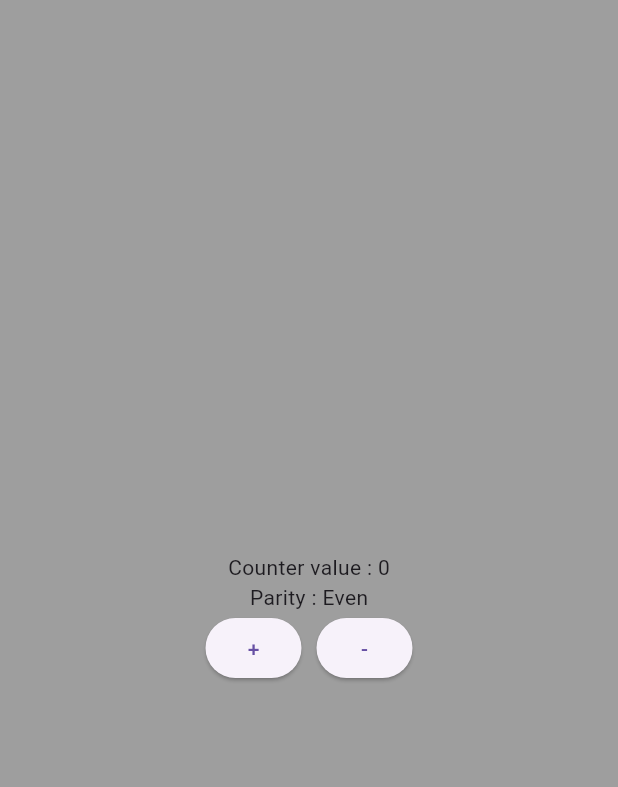
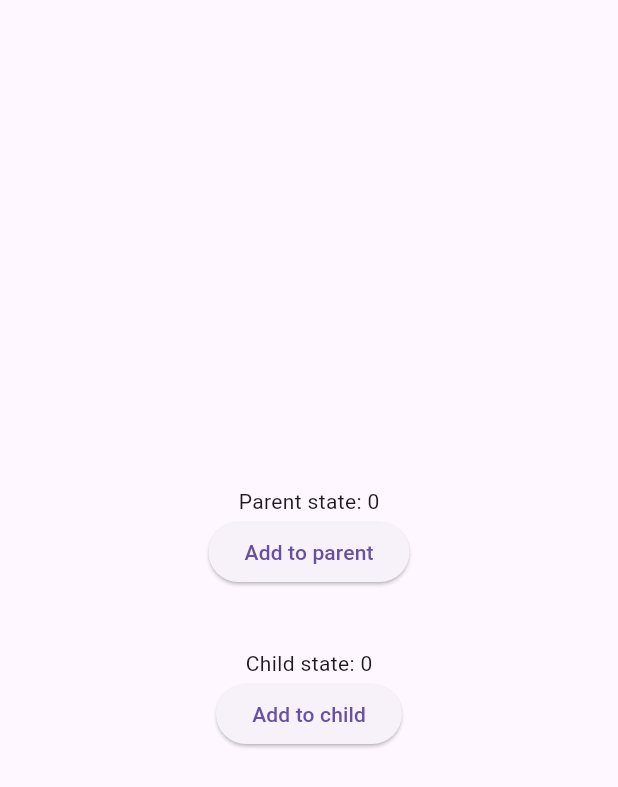
Before and after one commit to houssam15/beta_project, a Flutter app: the screen it shows after launch, on a phone screen of 412 x 824 dp. Shown: the top 787 px of the screen. Run offline on Flutter 3.47's test engine with Material 3 defaults, Android fonts, the phone set to English and light mode, and no system bars; our stand-ins replace flutter_bloc.

Commit message:
state sharing with bloc

```diff
--- /dev/null
+++ b/devtools_options.yaml
@@ -0,0 +1,3 @@
+description: This file stores settings for Dart & Flutter DevTools.
+documentation: https://docs.flutter.dev/tools/devtools/extensions#configure-extension-enablement-states
+extensions:
--- a/lib/feature/bloc_practice/presentation/bloc/counter/counter_bloc.bloc.dart
+++ b/lib/feature/bloc_practice/presentation/bloc/counter/counter_bloc.bloc.dart
@@ -1,10 +1,11 @@
 import 'package:alpha_flutter_project/feature/bloc_practice/presentation/bloc/counter/counter_event.bloc.dart';
+import 'package:flutter/foundation.dart';
 import 'package:flutter_bloc/flutter_bloc.dart';
 
 class CounterBloc extends Bloc<CounterEvent, int> {
   CounterBloc() : super(0) {
+    if (kDebugMode) print("LazyBloc has been created");
     on<CounterIncrementPressedEvent>((event, emit) => emit(state + 1));
     on<CounterDecrementPressedEvent>((event, emit) => emit(state - 1));
-
   }
 }
--- /dev/null
+++ b/lib/feature/bloc_practice/presentation/bloc/switch_theme/switch_theme_bloc.bloc.dart
@@ -0,0 +1,12 @@
+import 'package:alpha_flutter_project/feature/bloc_practice/presentation/bloc/switch_theme/switch_theme_event.bloc.dart';
+import 'package:flutter/material.dart';
+import 'package:flutter_bloc/flutter_bloc.dart';
+
+class ThemeBloc extends Bloc<ThemeEvent, ThemeMode> {
+  ThemeBloc() : super(ThemeMode.light) {
+    on<SwitchThemeEvent>(
+      (event, emit) =>
+          emit(state == ThemeMode.light ? ThemeMode.dark : ThemeMode.light),
+    );
+  }
+}
--- /dev/null
+++ b/lib/feature/bloc_practice/presentation/bloc/switch_theme/switch_theme_event.bloc.dart
@@ -0,0 +1,3 @@
+class ThemeEvent{}
+
+class SwitchThemeEvent extends ThemeEvent{}
--- /dev/null
+++ b/lib/feature/bloc_practice/presentation/bloc/user/user_bloc.bloc.dart
@@ -0,0 +1,8 @@
+import 'package:alpha_flutter_project/feature/bloc_practice/presentation/bloc/user/user_event.bloc.dart';
+import 'package:flutter_bloc/flutter_bloc.dart';
+
+class UserBloc extends Bloc<UserEvent, String> {
+  UserBloc() : super("____") {
+    on<GetMeEvent>((event, emit) => emit("houssam"));
+  }
+}
--- /dev/null
+++ b/lib/feature/bloc_practice/presentation/bloc/user/user_event.bloc.dart
@@ -0,0 +1,3 @@
+class UserEvent{}
+
+class GetMeEvent extends UserEvent{}
--- /dev/null
+++ b/lib/feature/bloc_practice/presentation/page/3_lazy_bloc_page.dart
@@ -0,0 +1,38 @@
+import "package:alpha_flutter_project/feature/bloc_practice/presentation/bloc/counter/counter_bloc.bloc.dart";
+import "package:alpha_flutter_project/feature/bloc_practice/presentation/bloc/counter/counter_event.bloc.dart";
+import "package:flutter/foundation.dart";
+import "package:flutter/material.dart";
+import "package:flutter_bloc/flutter_bloc.dart";
+
+class LazyBlocPage extends StatefulWidget {
+  const LazyBlocPage({super.key});
+
+  @override
+  State<LazyBlocPage> createState() => _LazyBlocPageState();
+}
+
+class _LazyBlocPageState extends State<LazyBlocPage> {
+  @override
+  Widget build(BuildContext context) {
+    return BlocProvider<CounterBloc>(
+      lazy: true, // Change to false to compare behavior
+      create: (context) {
+        if (kDebugMode) print("Create executed");
+        return CounterBloc();
+      },
+      child: Scaffold(
+        appBar: AppBar(title: const Text("Lazy Bloc Example")),
+        body: Center(
+          child: ElevatedButton(
+            onPressed: () {
+              // Access the BLoC only when the button is pressed
+              BlocProvider.of<CounterBloc>(context).add(CounterIncrementPressedEvent());
+              if (kDebugMode) print("lazyBloc accessed");
+            },
+            child: const Text("Access LazyBLoc"),
+          ),
+        ),
+      ),
+    );
+  }
+}
--- /dev/null
+++ b/lib/feature/bloc_practice/presentation/page/5_1_state_sharing_page.dart
@@ -0,0 +1,105 @@
+import "package:alpha_flutter_project/feature/bloc_practice/presentation/bloc/counter/counter_bloc.bloc.dart";
+import "package:alpha_flutter_project/feature/bloc_practice/presentation/bloc/counter/counter_event.bloc.dart";
+import "package:flutter/material.dart";
+import "package:flutter_bloc/flutter_bloc.dart";
+
+/*
+Exercise 1: Navigation with BlocProvider.value
+You have a HomeScreen with an instance of CounterBloc.
+When navigating to DetailsScreen, you want to pass the same
+CounterBloc instance to maintain the state.
+
+Task:
+Complete the navigation code below to pass the existing CounterBloc to DetailsScreen using BlocProvider.value.
+
+
+Navigator.of(context).push(
+  MaterialPageRoute(
+    builder: (context) => BlocProvider.value(
+      value: ____________,
+      child: DetailsScreen(),
+    ),
+  ),
+);
+Question:
+
+What should replace ____________ to correctly pass the existing bloc?
+*/
+
+class StateSharingPage extends StatefulWidget {
+  const StateSharingPage({super.key});
+
+  @override
+  State<StateSharingPage> createState() => _StateSharingPageState();
+}
+
+class _StateSharingPageState extends State<StateSharingPage> {
+  @override
+  Widget build(BuildContext context) {
+    return BlocProvider<CounterBloc>(
+      create: (context) => CounterBloc(),
+      child: Scaffold(body: HomeScreen()),
+    );
+  }
+}
+
+class HomeScreen extends StatefulWidget {
+  const HomeScreen({super.key});
+
+  @override
+  State<HomeScreen> createState() => _HomeScreenState();
+}
+
+class _HomeScreenState extends State<HomeScreen> {
+  @override
+  Widget build(BuildContext context) {
+    return BlocBuilder<CounterBloc, int>(
+      builder: (context, state) {
+        return Center(
+          child: Column(
+            mainAxisAlignment: MainAxisAlignment.center,
+            children: [
+              Text("counter $state"),
+              IconButton(
+                onPressed: () {
+                  context.read<CounterBloc>().add(
+                    CounterIncrementPressedEvent(),
+                  );
+                },
+                icon: Icon(Icons.add),
+              ),
+              IconButton(
+                onPressed: () {
+                  Navigator.of(context).push(
+                    MaterialPageRoute(
+                      builder:
+                          (context) => BlocProvider.value(
+                            value: this.context.read<CounterBloc>(),
+                            child: DetailsPage(),
+                          ),
+                    ),
+                  );
+                },
+                icon: Icon(Icons.arrow_right_alt),
+              ),
+            ],
+          ),
+        );
+      },
+    );
+  }
+}
+
+class DetailsPage extends StatefulWidget {
+  const DetailsPage({super.key});
+
+  @override
+  State<DetailsPage> createState() => _DetailsPageState();
+}
+
+class _DetailsPageState extends State<DetailsPage> {
+  @override
+  Widget build(BuildContext context) {
+    return Center(child: Text("state is ${context.read<CounterBloc>().state}"));
+  }
+}
--- /dev/null
+++ b/lib/feature/bloc_practice/presentation/page/5_2_state_sharing_page.dart
@@ -0,0 +1,69 @@
+import "package:alpha_flutter_project/feature/bloc_practice/presentation/bloc/switch_theme/switch_theme_bloc.bloc.dart";
+import "package:alpha_flutter_project/feature/bloc_practice/presentation/bloc/user/user_bloc.bloc.dart";
+import "package:flutter/material.dart";
+import "package:flutter_bloc/flutter_bloc.dart";
+
+/*
+Exercise 2: MultiBlocProvider with BlocProvider.value
+You have a UserBloc and ThemeBloc provided at the top level of the widget tree. Now, you need to pass only the UserBloc to the ProfileScreen without creating a new instance.
+
+Task:
+Fill in the blanks in the code below to correctly provide the existing UserBloc instance to ProfileScreen.
+
+MultiBlocProvider(
+  providers: [
+    BlocProvider(create: (context) => UserBloc()),
+    BlocProvider(create: (context) => ThemeBloc()),
+  ],
+  child: BlocProvider.value(
+    value: _______________,
+    child: ProfileScreen(),
+  ),
+);
+Questions:
+
+What should replace _______________?
+Will the ThemeBloc be available inside ProfileScreen?
+*/
+
+class StateSharingPage extends StatefulWidget {
+  const StateSharingPage({super.key});
+
+  @override
+  State<StateSharingPage> createState() => _StateSharingPageState();
+}
+
+class _StateSharingPageState extends State<StateSharingPage> {
+  @override
+  Widget build(BuildContext context) {
+    return MultiBlocProvider(
+      providers: [
+        BlocProvider(create: (context) => UserBloc()),
+        BlocProvider(create: (context) => ThemeBloc()),
+      ],
+      child: BlocBuilder<UserBloc, String>(
+        builder:
+            (context, state) => BlocProvider.value(
+              value: context.read<UserBloc>(),
+              child: ProfilePage(),
+            ),
+      ),
+    );
+  }
+}
+
+class ProfilePage extends StatefulWidget {
+  ProfilePage({super.key});
+
+  @override
+  State<ProfilePage> createState() => _ProfilePageState();
+}
+
+class _ProfilePageState extends State<ProfilePage> {
+  @override
+  Widget build(BuildContext context) {
+    return Scaffold(
+      body: Center(child: Text("${context.read<UserBloc>().state}")),
+    );
+  }
+}
--- /dev/null
+++ b/lib/feature/bloc_practice/presentation/page/5_3_state_sharing_page.dart
@@ -0,0 +1,79 @@
+import "package:alpha_flutter_project/feature/bloc_practice/presentation/bloc/counter/counter_bloc.bloc.dart";
+import "package:alpha_flutter_project/feature/bloc_practice/presentation/bloc/counter/counter_event.bloc.dart";
+import "package:flutter/material.dart";
+import "package:flutter_bloc/flutter_bloc.dart";
+
+class StateSharingPage extends StatefulWidget {
+  const StateSharingPage({super.key});
+
+  @override
+  State<StateSharingPage> createState() => _StateSharingPageState();
+}
+
+class _StateSharingPageState extends State<StateSharingPage> {
+  @override
+  Widget build(BuildContext context) {
+    return Scaffold(
+      body: Center(
+        child: Column(
+          mainAxisAlignment: MainAxisAlignment.center,
+          children: [
+            BlocProvider<CounterBloc>(
+              create: (_) => CounterBloc(),
+              child: ParentCounterWidget(),
+            ),
+            SizedBox(height: 40),
+            BlocProvider<CounterBloc>(
+              create: (_) => CounterBloc(),
+              child: CounterResultWidget(),
+            ),
+          ],
+        ),
+      ),
+    );
+  }
+}
+
+class ParentCounterWidget extends StatelessWidget {
+  @override
+  Widget build(BuildContext context) {
+    return BlocBuilder<CounterBloc, int>(
+      builder: (context, state) {
+        return Column(
+          children: [
+            Text("Parent state: ${state}"),
+            ElevatedButton(
+              onPressed:
+                  () => context.read<CounterBloc>().add(
+                    CounterIncrementPressedEvent(),
+                  ),
+              child: Text("Add to parent"),
+            ),
+          ],
+        );
+      },
+    );
+  }
+}
+
+class CounterResultWidget extends StatelessWidget {
+  @override
+  Widget build(BuildContext context) {
+    return BlocBuilder<CounterBloc, int>(
+      builder: (context, state) {
+        return Column(
+          children: [
+            Text("Child state: ${state}"),
+            ElevatedButton(
+              onPressed:
+                  () => context.read<CounterBloc>().add(
+                    CounterIncrementPressedEvent(),
+                  ),
+              child: Text("Add to child"),
+            ),
+          ],
+        );
+      },
+    );
+  }
+}
--- a/lib/main.dart
+++ b/lib/main.dart
@@ -1,6 +1,9 @@
-import 'package:alpha_flutter_project/feature/bloc_practice/presentation/page/counter_1_page.dart';
-import 'package:alpha_flutter_project/feature/bloc_practice/presentation/page/counter_2_page.dart';
+import 'package:alpha_flutter_project/feature/bloc_practice/presentation/bloc/switch_theme/switch_theme_bloc.bloc.dart';
+import 'package:alpha_flutter_project/feature/bloc_practice/presentation/bloc/user/user_bloc.bloc.dart';
+import 'package:alpha_flutter_project/feature/bloc_practice/presentation/page/4_multi_bloc_page.dart';
+import 'package:alpha_flutter_project/feature/bloc_practice/presentation/page/5_3_state_sharing_page.dart';
 import 'package:flutter/material.dart';
+import 'package:flutter_bloc/flutter_bloc.dart';
 
 void main() {
   runApp(const MyApp());
@@ -11,8 +14,6 @@ class MyApp extends StatelessWidget {
 
   @override
   Widget build(BuildContext context) {
-    return MaterialApp(
-      home:CounterPage2()
-    );
+    return MaterialApp(home: StateSharingPage());
   }
 }
```
Also changed, not shown: lib/feature/bloc_practice/presentation/page/4_multi_bloc_page.dart (added, +106 -0 lines), lib/feature/bloc_practice/presentation/page/1_counter_page.dart (renamed from lib/feature/bloc_practice/presentation/page/counter_1_page.dart), lib/feature/bloc_practice/presentation/page/2_counter_page.dart (renamed from lib/feature/bloc_practice/presentation/page/counter_2_page.dart).
